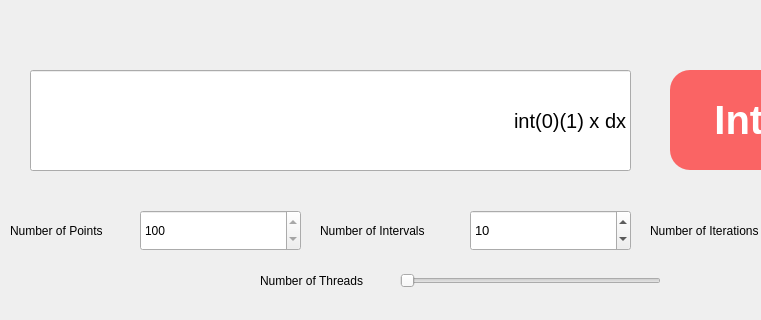
This is gui/Malta2/mainwindow.ui in Malta-Project/Malta as Qt 5 draws it before an edit; both pictures show x 0 to 761 and y 230 to 550 of the 993 by 941 pixel window. The edited form follows.
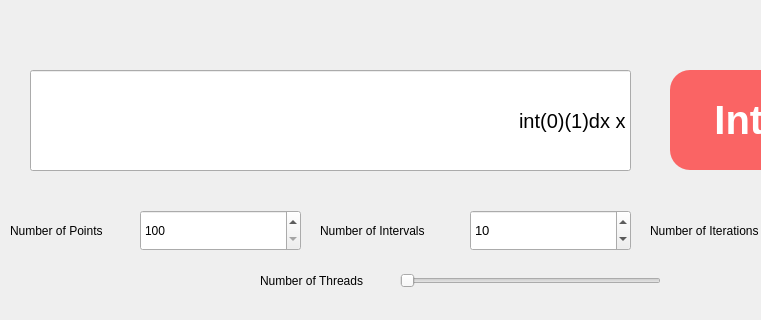
This is the edited form. Icons and pictures are not drawn.

The edit to the form file:
```diff
--- a/gui/Malta2/mainwindow.ui
+++ b/gui/Malta2/mainwindow.ui
@@ -55,7 +55,7 @@
      </font>
     </property>
     <property name="text">
-     <string>int(0)(1) x dx</string>
+     <string>int(0)(1)dx x</string>
     </property>
     <property name="alignment">
      <set>Qt::AlignRight|Qt::AlignTrailing|Qt::AlignVCenter</set>
@@ -724,6 +724,9 @@
     <property name="minimum">
      <number>100</number>
     </property>
+    <property name="maximum">
+     <number>1000000</number>
+    </property>
    </widget>
    <widget class="QLabel" name="label_2">
     <property name="geometry">
```
Left out of the diff: 75 changed lines with no effect on the pictures.
